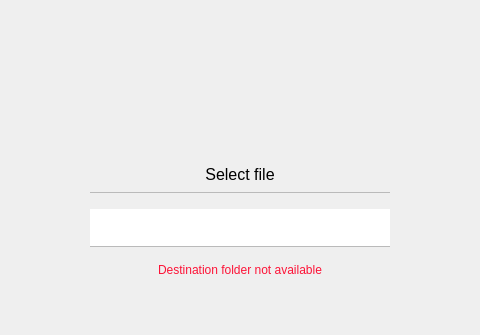
This is src/qt/veil/forms/settingsrestorefile.ui in Veil-Project/veil as Qt 5 draws it before an edit; both pictures show x 111 to 591 and y 0 to 335 of the 702 by 434 pixel window. The edited form follows.
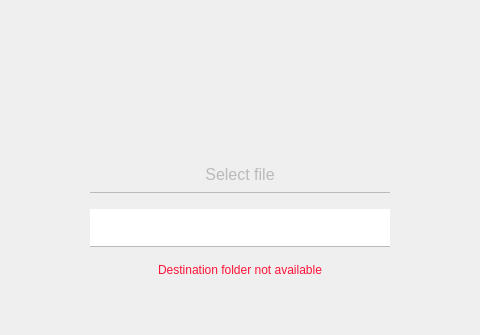
This is the edited form.

Patch:
```diff
--- a/src/qt/veil/forms/settingsrestorefile.ui
+++ b/src/qt/veil/forms/settingsrestorefile.ui
@@ -72,10 +72,11 @@
          </size>
         </property>
         <property name="styleSheet">
-         <string notr="true">padding:8;
-border:0;
+         <string notr="true">padding:8px;
+border:none;
 font-size:16px;
-border-bottom:1px solid #bababa;</string>
+border-bottom:1px solid #bababa;
+color:#bababa;</string>
         </property>
         <property name="text">
          <string>Select file</string>
```
Left out of the diff: 8 changed lines with no effect on the pictures.
